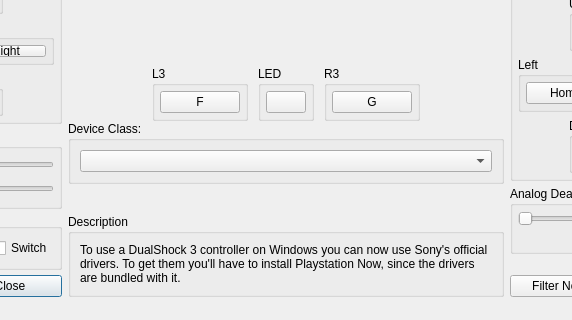
Qt form rpcs3/rpcs3qt/pad_settings_dialog.ui (RPCS3/rpcs3) before a commit; both pictures show x 217 to 789 and y 320 to 640 of the 1044 by 640 pixel window.
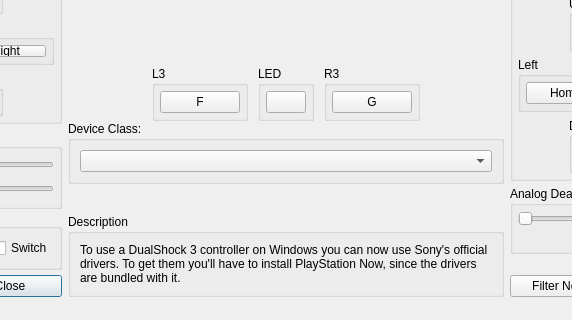
The same form after that commit. Icons and pictures are not drawn.

What changed in the file:
```diff
--- a/rpcs3/rpcs3qt/pad_settings_dialog.ui
+++ b/rpcs3/rpcs3qt/pad_settings_dialog.ui
@@ -1540,7 +1540,7 @@
            <item>
             <widget class="QLabel" name="l_description">
              <property name="text">
-              <string>To use a DualShock 3 controller on Windows you can now use Sony's official drivers. To get them you'll have to install Playstation Now, since the drivers are bundled with it.</string>
+              <string>To use a DualShock 3 controller on Windows you can now use Sony's official drivers. To get them you'll have to install PlayStation Now, since the drivers are bundled with it.</string>
              </property>
              <property name="textFormat">
               <enum>Qt::PlainText</enum>
```
